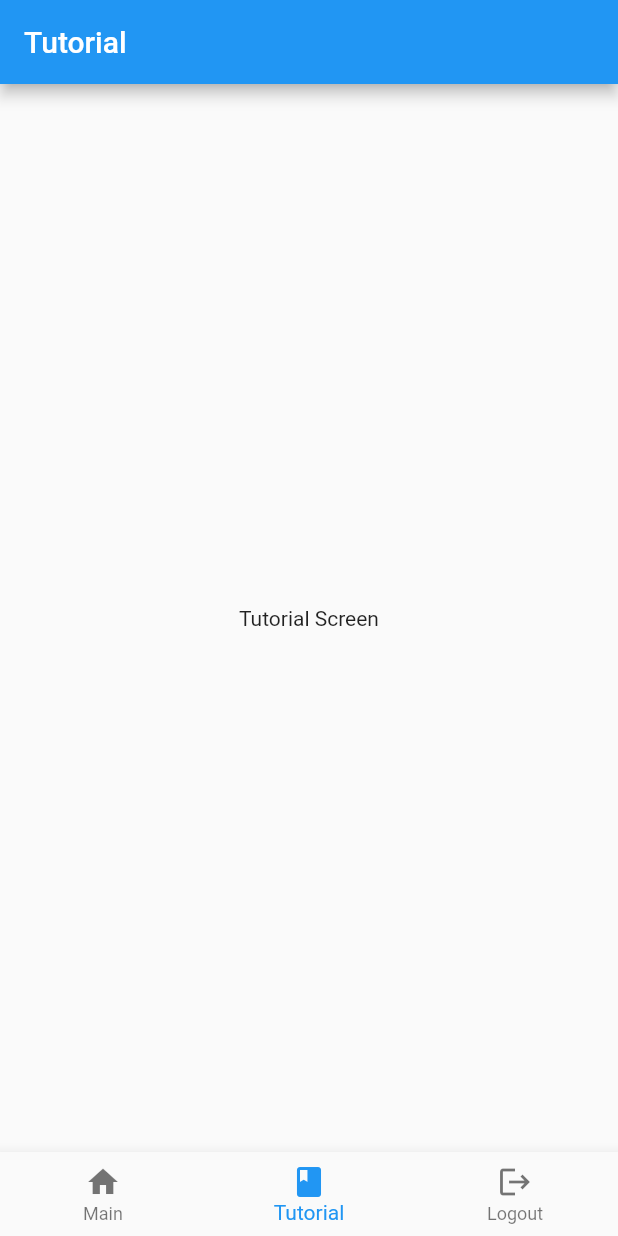
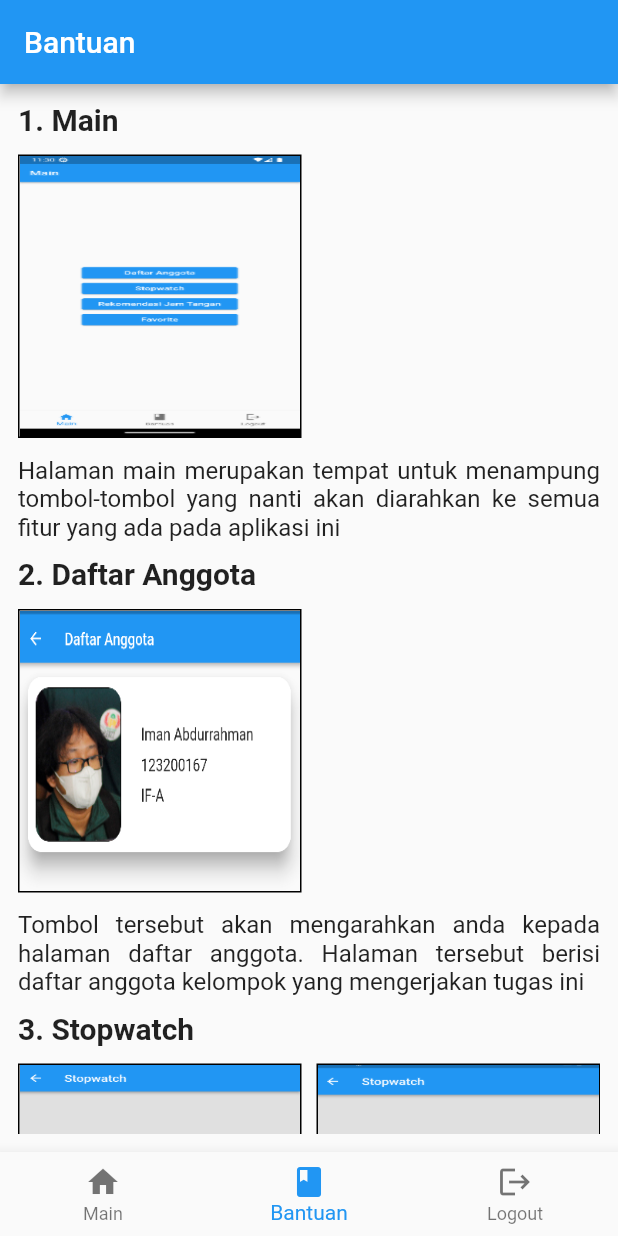
Before and after one commit to kentangtelo/tugas4tpm, a Flutter app: the BottomNavigation screen opened directly, item 2 of the bottom bar chosen, on a phone screen of 412 x 824 dp. Run offline on Flutter 3.47's test engine with Material 2 defaults, Android fonts, the phone set to English and light mode, and no system bars.

Commit message:
feat: guide page

```diff
--- /dev/null
+++ b/lib/model/guide.dart
@@ -0,0 +1,58 @@
+// ignore_for_file: public_member_api_docs, sort_constructors_first
+class Guide {
+  String? title;
+  List<String>? image;
+  String? desc;
+
+  Guide({
+    this.title,
+    this.image,
+    this.desc,
+  });
+}
+
+var guideList = [
+  Guide(
+    title: 'Main',
+    image: [
+      'assets/main.png',
+    ],
+    desc:
+        'Halaman main merupakan tempat untuk menampung tombol-tombol yang nanti akan diarahkan ke semua fitur yang ada pada aplikasi ini',
+  ),
+  Guide(
+    title: 'Daftar Anggota',
+    image: [
+      'assets/daftaranggota.png',
+    ],
+    desc:
+        'Tombol tersebut akan mengarahkan anda kepada halaman daftar anggota. Halaman tersebut berisi daftar anggota kelompok yang mengerjakan tugas ini',
+  ),
+  Guide(
+    title: 'Stopwatch',
+    image: [
+      'assets/stopwatch1.png',
+      'assets/stopwatch2.png',
+    ],
+    desc:
+        'Tombol stopwatch akan mengarahkan anda ke halaman fitur stopwatch. Penggunaan stopwatch dari memulai timer, pause timer, sampai dengan reset timer. ',
+  ),
+  Guide(
+    title: 'Rekomendasi Jam Tangan',
+    image: [
+      'assets/rekomendasi1.png',
+      'assets/rekomendasi2.png',
+    ],
+    desc:
+        'Tombol rekomendasi jam tangan akan diarahkan ke halaman daftar rekomendasi jam tangan. Setiap jam dapat ditekan dan muncul modal yang berisi detail informasi dari setiap kacamata. Selain itu, ada 2 fitur lagi, yaitu tombol situs dan tombol tambahkan ke favorit. Tombol situs akan mengarahkan anda ke website penjualan jam tersebut dan tombol tambahkan ke favorit akan menambahkan jam yang anda pilih ke list favorit anda.',
+  ),
+  Guide(
+    title: 'Favorite',
+    image: [
+      'assets/favorit1.png',
+      'assets/favorit2.png',
+    ],
+    desc:
+        'Tombol favorite akan mengarahkan anda ke halaman daftar jam yang ada favoritkan sebelumnya. Setiap jam dapat ditekan dan muncul modal yang bentuknya sama pada modal halaman rekomendasi. Anda dapat menghapus jam yang ada masukkan ke dalam favorit.',
+  ),
+];
--- a/lib/presentation/tutorial_screen.dart
+++ b/lib/presentation/tutorial_screen.dart
@@ -1,14 +1,69 @@
 import 'package:flutter/material.dart';
+import 'package:tugas4/model/guide.dart';
 
 class TutorialScreen extends StatelessWidget {
   const TutorialScreen({super.key});
 
   @override
   Widget build(BuildContext context) {
-    return const Scaffold(
-      body: Center(
-        child: Text(
-          'Tutorial Screen',
+    return Scaffold(
+      body: Padding(
+        padding: const EdgeInsets.all(12),
+        child: ListView.separated(
+          itemBuilder: (context, index) {
+            Guide guide = guideList[index];
+            return Column(
+              crossAxisAlignment: CrossAxisAlignment.start,
+              children: [
+                Text(
+                  '${index + 1}. ${guide.title!}',
+                  style: const TextStyle(
+                    fontWeight: FontWeight.bold,
+                    fontSize: 20,
+                  ),
+                ),
+                const SizedBox(
+                  height: 12,
+                ),
+                GridView.builder(
+                  shrinkWrap: true,
+                  primary: false,
+                  gridDelegate: const SliverGridDelegateWithFixedCrossAxisCount(
+                    crossAxisCount: 2,
+                    crossAxisSpacing: 10,
+                  ),
+                  itemBuilder: (context, index) {
+                    return Container(
+                      decoration: BoxDecoration(
+                        border: Border.all(
+                          width: 1,
+                        ),
+                      ),
+                      child: Image.asset(
+                        guide.image![index],
+                        fit: BoxFit.fill,
+                      ),
+                    );
+                  },
+                  itemCount: guide.image!.length,
+                ),
+                const SizedBox(
+                  height: 12,
+                ),
+                Text(
+                  guide.desc!,
+                  textAlign: TextAlign.justify,
+                  style: const TextStyle(
+                    fontSize: 16,
+                  ),
+                ),
+              ],
+            );
+          },
+          separatorBuilder: (context, index) => const SizedBox(
+            height: 10,
+          ),
+          itemCount: guideList.length,
         ),
       ),
     );
--- a/lib/presentation/widget/bottom_navigation.dart
+++ b/lib/presentation/widget/bottom_navigation.dart
@@ -12,7 +12,7 @@ class BottomNavigation extends StatefulWidget {
 
 class _BottomNavigationState extends State<BottomNavigation> {
   int selectedIndex = 0;
-  List<String> appBarTitle = ['Main', 'Tutorial', 'Logout'];
+  List<String> appBarTitle = ['Main', 'Bantuan', 'Logout'];
   static const List<Widget> widgetOptions = [
     MainScreen(),
     TutorialScreen(),
@@ -36,7 +36,7 @@ class _BottomNavigationState extends State<BottomNavigation> {
           ),
           BottomNavigationBarItem(
             icon: Icon(Icons.book),
-            label: 'Tutorial',
+            label: 'Bantuan',
           ),
           BottomNavigationBarItem(
             icon: Icon(Icons.logout),
```
Also changed, not shown: assets/daftaranggota.png (added), assets/favorit1.png (added), assets/favorit2.png (added), assets/main.png (added), assets/rekomendasi1.png (added), assets/rekomendasi2.png (added), assets/stopwatch1.png (added), assets/stopwatch2.png (added).
